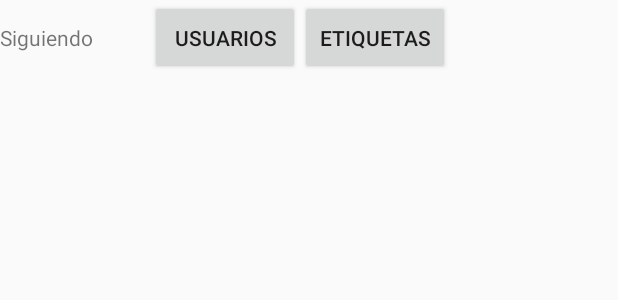
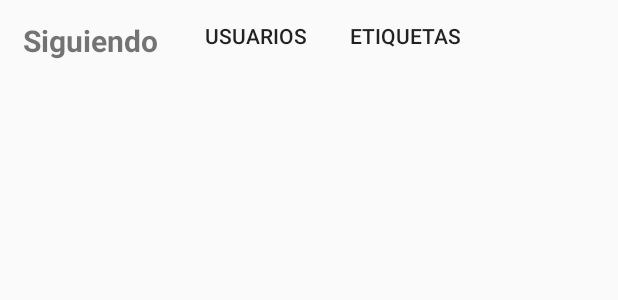
Before and after one commit to PinArt-sa-2020-i/PinArt-MA, an Android app: the layout fragment_feed.xml on its own in the app's theme, with its tools: preview values and no code run, on a phone screen of 412 x 824 dp. Shown: the top 300 px of the screen. Run offline under Robolectric (Android 15) with nearby library versions, the phone set to English and light mode, and no system bars.

Commit message:
:lipstick: Update styles feed Fragament

```diff
--- a/app/src/main/res/layout/activity_login.xml
+++ b/app/src/main/res/layout/activity_login.xml
@@ -19,7 +19,7 @@
         android:id="@+id/welcomeLogin"
 
         android:layout_width="match_parent"
-        android:layout_height="40dp"
+        android:layout_height="wrap_content"
         android:layout_centerHorizontal="true"
         android:textAlignment="center"
 
--- a/app/src/main/res/layout/fragment_feed.xml
+++ b/app/src/main/res/layout/fragment_feed.xml
@@ -5,29 +5,43 @@
 
     <LinearLayout
         android:layout_width="match_parent"
-        android:layout_height="match_parent"
+        android:layout_height="wrap_content"
         android:orientation="vertical">
 
         <LinearLayout
             android:layout_width="match_parent"
-            android:layout_height="wrap_content">
+            android:layout_height="wrap_content"
+            >
+
             <TextView
                 android:id="@+id/siguiendoTextViewFeed"
                 android:layout_width="100dp"
-                android:layout_height="50dp"
-                android:text="Siguiendo"/>
+                android:layout_height="wrap_content"
+                android:textSize="20sp"
+                android:textAlignment="center"
+                android:layout_marginLeft="10dp"
+                android:layout_marginRight="10dp"
+                android:textStyle="bold"
+                android:layout_marginTop="5dp"
+                android:text="Siguiendo"
+
+                />
 
             <Button
                 android:id="@+id/userButtonFeed"
                 android:layout_width="100dp"
-                android:layout_height="50dp"
-                android:text="Usuarios"/>
+                android:layout_height="wrap_content"
+                android:text="Usuarios"
+                android:background="@android:color/transparent"
+                />
 
             <Button
                 android:id="@+id/tagsButtonFeed"
                 android:layout_width="100dp"
-                android:layout_height="50dp"
-                android:text="Etiquetas" />
+                android:layout_height="wrap_content"
+                android:text="Etiquetas"
+                android:background="@android:color/transparent"
+                />
 
         </LinearLayout>
 
@@ -35,13 +49,10 @@
             android:id="@+id/containerFeed"
             android:layout_width="match_parent"
             android:layout_height="wrap_content"
-            android:background="#F3F3F3"
-            >
-        </FrameLayout>
+            android:background="#F3F3F3"></FrameLayout>
 
 
     </LinearLayout>
 
 
-
 </FrameLayout>
```
Also changed, not shown: app/src/main/java/com/example/pinart_ma/ui/fragments/FeedFragment.kt (+11 -7 lines), app/src/main/res/drawable/rounded_button_feed.xml (added, +10 -0 lines).
